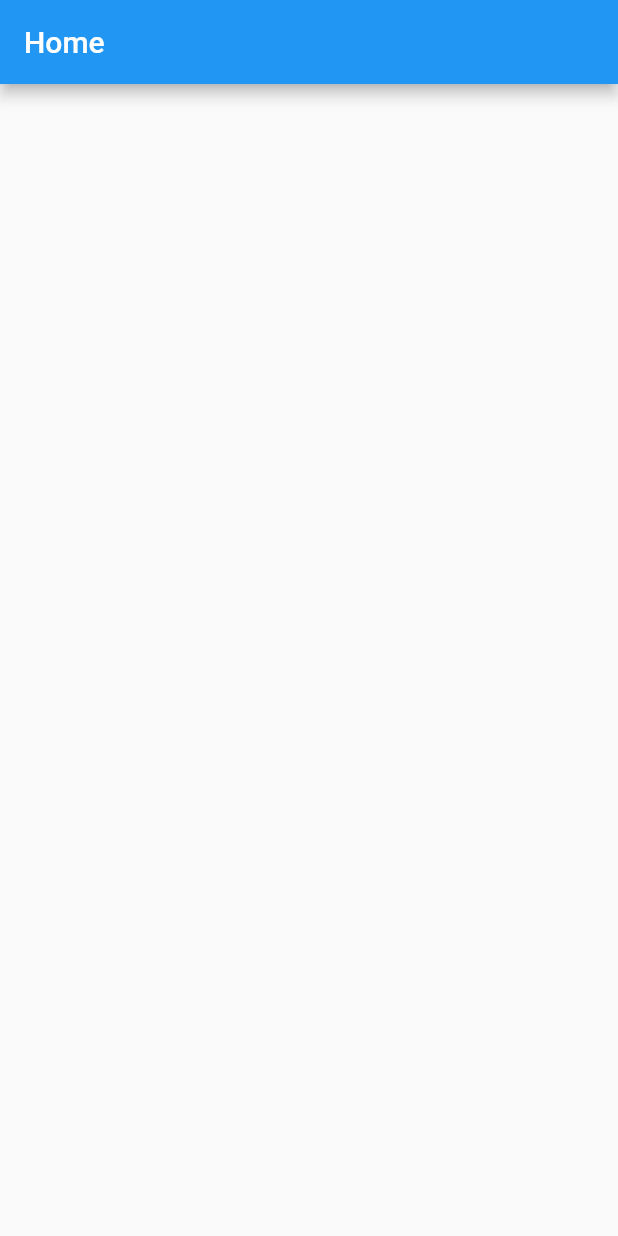
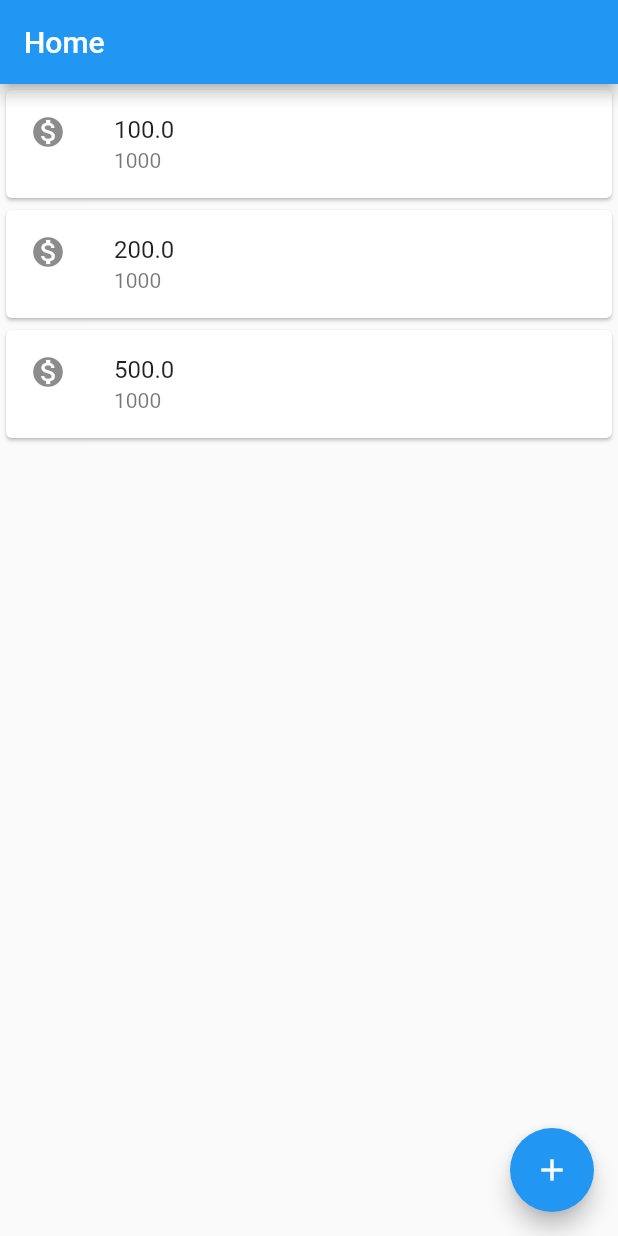
Before and after one commit to ItsJuniorDias/Ecommerce-Flutter, a Flutter app: the screen it shows after launch, on a phone screen of 412 x 824 dp. Run offline on Flutter 3.47's test engine with Material 2 defaults, Android fonts, the phone set to English and light mode, and no system bars.

Commit message:
Create List with Column Widget

```diff
--- a/studentbook/lib/main.dart
+++ b/studentbook/lib/main.dart
@@ -10,7 +10,35 @@ class MyApp extends StatelessWidget {
   Widget build(BuildContext context) {
     return MaterialApp(
       home: Scaffold(
+        body: Column(
+          children: <Widget> [
+           Card(
+            child: ListTile(
+              leading: Icon(Icons.monetization_on),
+              title: Text('100.0'),
+              subtitle: Text('1000'),
+            )
+          ),
+          Card(
+            child: ListTile(
+              leading: Icon(Icons.monetization_on),
+              title: Text('200.0'),
+              subtitle: Text('1000'),
+            )
+          ),
+          Card(
+            child: ListTile(
+              leading: Icon(Icons.monetization_on),
+              title: Text('500.0'),
+              subtitle: Text('1000'),
+            )
+          ),
+          ],
+        ),
         appBar: AppBar(title: Text('Home'),),
+        floatingActionButton: FloatingActionButton(
+          child: Icon(Icons.add),
+        ),
       )
     );
   }
```
